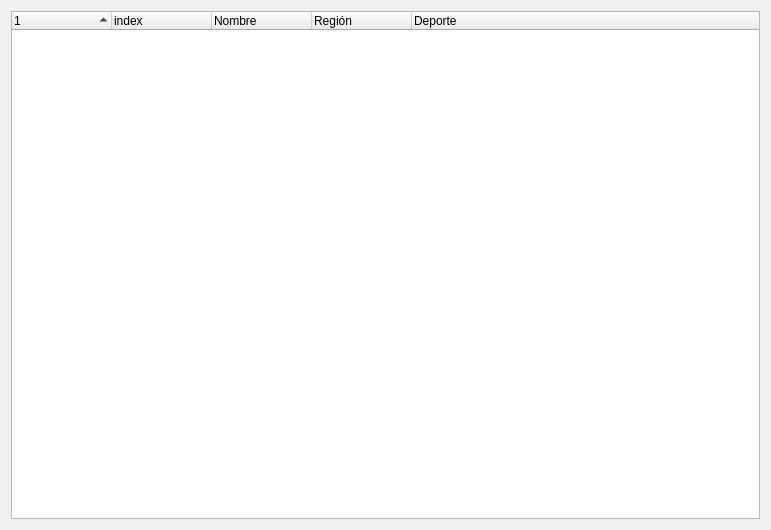
Above: ui/competitions.ui from soker90/betcon before the change. Below: the same form after it.
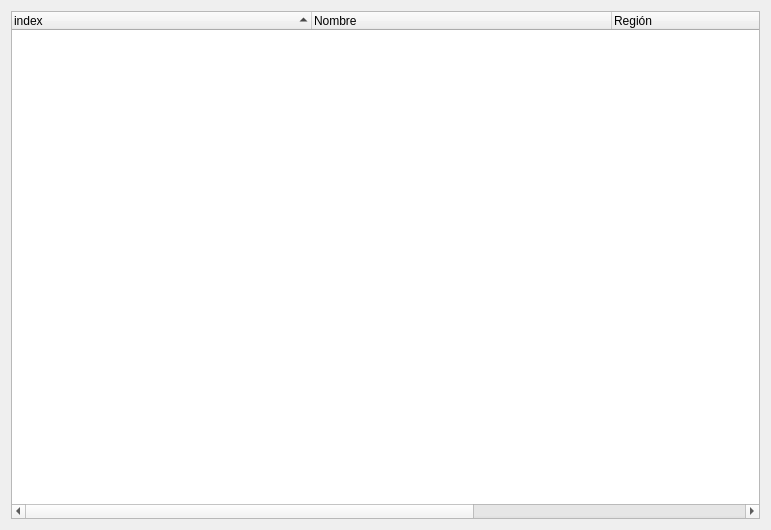
That is the form after the change.

The edit to the form file:
```diff
--- a/ui/competitions.ui
+++ b/ui/competitions.ui
@@ -19,11 +19,9 @@
      <property name="sortingEnabled">
       <bool>true</bool>
      </property>
-     <column>
-      <property name="text">
-       <string notr="true"/>
-      </property>
-     </column>
+     <attribute name="headerDefaultSectionSize">
+      <number>300</number>
+     </attribute>
      <column>
       <property name="text">
        <string>index</string>
```
